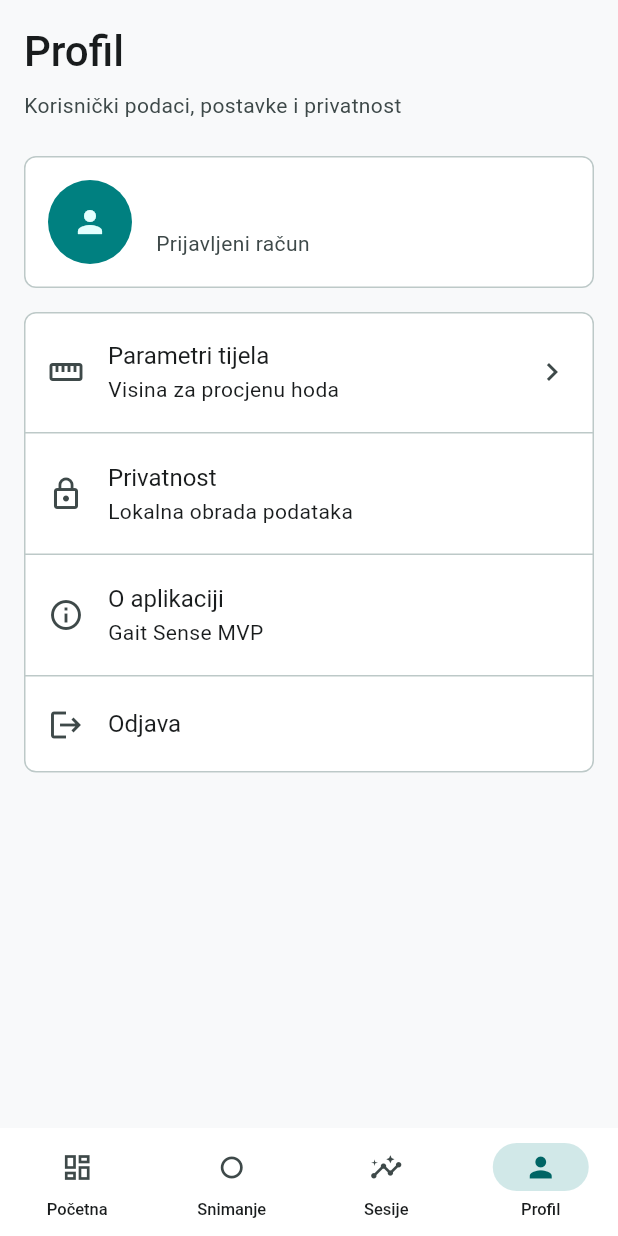
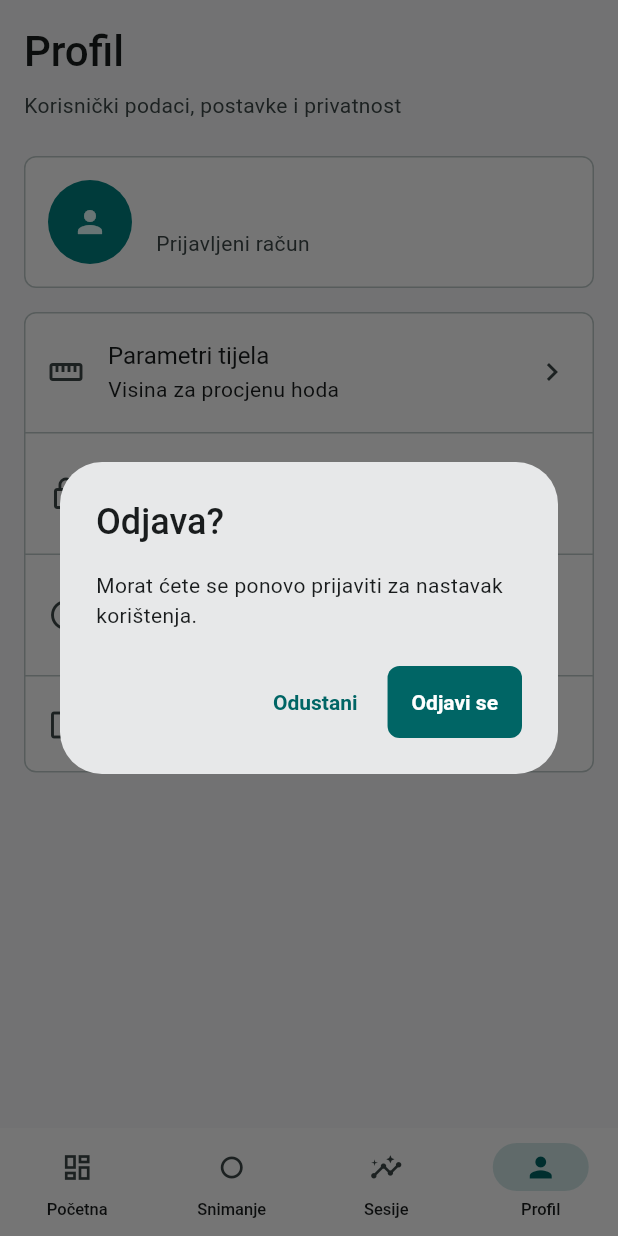
Before and after one commit to KarloK34/Diplomski-rad, a Flutter app: the ProfileScreen screen opened by its route, after a tap on "Odjava", on a phone screen of 412 x 824 dp. Run offline on Flutter 3.47's test engine with Material 3 defaults, Android fonts, the phone set to English and light mode, and no system bars; our stand-ins replace cloud_firestore, equatable, firebase_auth, firebase_core, fl_chart, flutter_bloc and 6 more; missing offline and left inert: flutter_foreground_task, tflite_flutter; accounts and stored records are empty.

Commit message:
feat: implement confirmation dialogs for sign out and session deletion, and enhance navigation list tile with loading state

```diff
--- a/app/lib/screens/profile_screen.dart
+++ b/app/lib/screens/profile_screen.dart
@@ -9,9 +9,16 @@ import 'package:gait_sense/widgets/widgets.dart';
 import 'package:go_router/go_router.dart';
 
 /// Profile tab with account info and settings entry points.
-class ProfileScreen extends StatelessWidget {
+class ProfileScreen extends StatefulWidget {
   /// Creates the profile screen.
   const ProfileScreen({super.key});
+
+  @override
+  State<ProfileScreen> createState() => _ProfileScreenState();
+}
+
+class _ProfileScreenState extends State<ProfileScreen> {
+  bool _signingOut = false;
 
   @override
   Widget build(BuildContext context) {
@@ -53,7 +60,8 @@ class ProfileScreen extends StatelessWidget {
               icon: Icons.logout,
               title: 'Odjava',
               showChevron: false,
-              onTap: () => _signOut(context),
+              loading: _signingOut,
+              onTap: () => _confirmSignOut(context),
             ),
           ],
         ),
@@ -61,13 +69,26 @@ class ProfileScreen extends StatelessWidget {
     );
   }
 
-  Future<void> _signOut(BuildContext context) async {
+  /// Confirms the destructive action before signing out, since it ends the
+  /// session and requires signing back in to resume.
+  Future<void> _confirmSignOut(BuildContext context) async {
+    final confirmed = await showConfirmationDialog(
+      context,
+      title: 'Odjava?',
+      message: 'Morat ćete se ponovo prijaviti za nastavak korištenja.',
+      confirmLabel: 'Odjavi se',
+    );
+    if (!confirmed || !context.mounted) return;
+
+    setState(() => _signingOut = true);
     try {
       await context.read<AuthRepository>().signOut();
     } on Object {
       if (context.mounted) {
         context.showSnackBar('Odjava nije uspjela. Pokušajte ponovo.');
       }
+    } finally {
+      if (mounted) setState(() => _signingOut = false);
     }
   }
 }
--- /dev/null
+++ b/app/lib/widgets/dialogs/confirmation_dialog.dart
@@ -0,0 +1,34 @@
+import 'package:flutter/material.dart';
+
+/// Shows an [AlertDialog] asking the user to confirm a destructive or
+/// otherwise consequential action.
+///
+/// Resolves to `true` only when the user taps the confirm action; dismissing
+/// the dialog any other way (back button, tapping outside) resolves to
+/// `false`.
+Future<bool> showConfirmationDialog(
+  BuildContext context, {
+  required String title,
+  required String message,
+  required String confirmLabel,
+  String cancelLabel = 'Odustani',
+}) async {
+  final confirmed = await showDialog<bool>(
+    context: context,
+    builder: (dialogContext) => AlertDialog(
+      title: Text(title),
+      content: Text(message),
+      actions: [
+        TextButton(
+          onPressed: () => Navigator.of(dialogContext).pop(false),
+          child: Text(cancelLabel),
+        ),
+        FilledButton(
+          onPressed: () => Navigator.of(dialogContext).pop(true),
+          child: Text(confirmLabel),
+        ),
+      ],
+    ),
+  );
+  return confirmed ?? false;
+}
--- a/app/lib/widgets/lists/navigation_list_tile.dart
+++ b/app/lib/widgets/lists/navigation_list_tile.dart
@@ -10,6 +10,7 @@ class NavigationListTile extends StatelessWidget {
     this.subtitle,
     this.onTap,
     this.showChevron = true,
+    this.loading = false,
     super.key,
   });
 
@@ -29,14 +30,23 @@ class NavigationListTile extends StatelessWidget {
   /// rows that aren't navigable.
   final bool showChevron;
 
+  /// Shows a spinner in place of [icon] and ignores taps — for rows that
+  /// trigger an async action rather than navigating.
+  final bool loading;
+
   @override
   Widget build(BuildContext context) {
     return ListTile(
-      leading: Icon(icon),
+      leading: loading
+          ? const SizedBox.square(
+              dimension: 20,
+              child: CircularProgressIndicator(strokeWidth: 2),
+            )
+          : Icon(icon),
       title: Text(title),
       subtitle: subtitle == null ? null : Text(subtitle!),
       trailing: showChevron ? const Icon(Icons.chevron_right) : null,
-      onTap: onTap,
+      onTap: loading ? null : onTap,
     );
   }
 }
--- a/app/lib/widgets/widgets.dart
+++ b/app/lib/widgets/widgets.dart
@@ -23,6 +23,7 @@ export 'charts/activity_distribution_chart.dart';
 export 'charts/activity_timeline_chart.dart';
 export 'charts/chart_legend.dart';
 export 'charts/metric_trend_chart.dart';
+export 'dialogs/confirmation_dialog.dart';
 export 'forms/email_field.dart';
 export 'forms/height_field.dart';
 export 'forms/name_field.dart';
```
Also changed, not shown: app/lib/screens/session_detail/session_detail_content.dart (+6 -17 lines), app/lib/screens/session_summary/session_summary_content.dart (+9 -26 lines).
